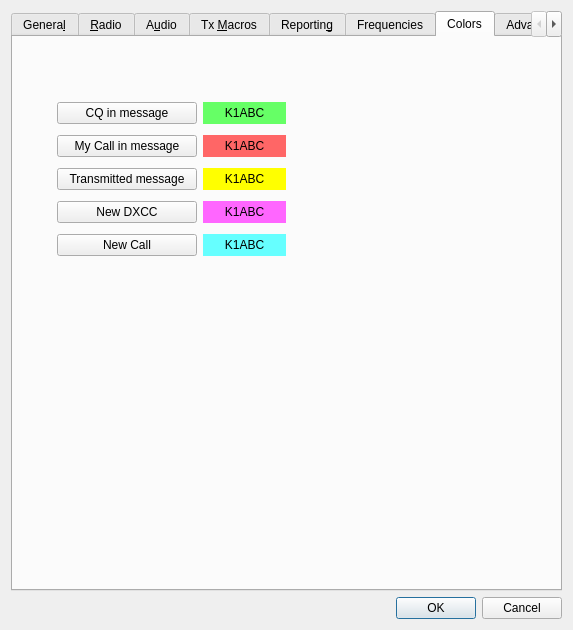
This is Configuration.ui in saitohirga/WSJT-X as Qt 5 draws it before an edit. The edited form follows.
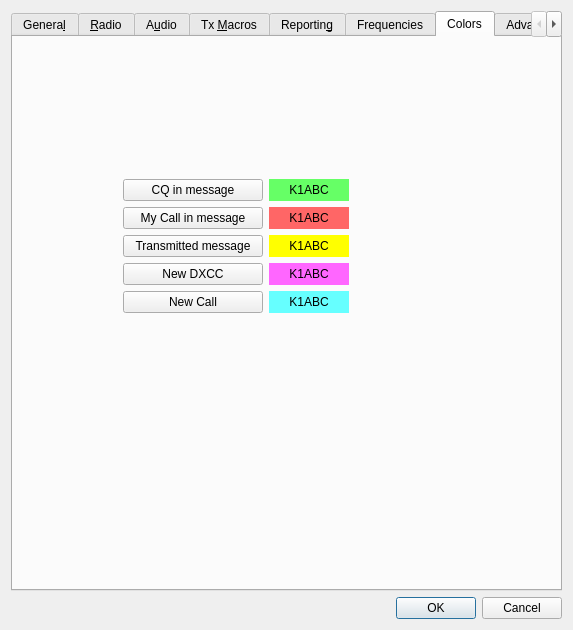
This is the edited form. The open tabs and pages were chosen to show the change.

Commit message:
Minor tidy up of Configuration UI layouts
Remove  redundant layout  on Audio  tab  and used  layout managers  on
Colors tab.

```diff
--- a/Configuration.ui
+++ b/Configuration.ui
@@ -2011,15 +2011,8 @@
       <attribute name="title">
        <string>Colors</string>
       </attribute>
-      <widget class="QWidget" name="layoutWidget1">
-       <property name="geometry">
-        <rect>
-         <x>44</x>
-         <y>60</y>
-         <width>229</width>
-         <height>168</height>
-        </rect>
-       </property>
+      <layout class="QGridLayout" name="gridLayout_5" rowstretch="1,1,2" columnstretch="1,1,2">
+       <item row="1" column="1">
        <layout class="QGridLayout" name="gridLayout_13">
         <item row="0" column="0">
          <widget class="QPushButton" name="pbCQmsg">
@@ -2182,7 +2175,60 @@
          </widget>
         </item>
        </layout>
-      </widget>
+       </item>
+       <item row="0" column="1">
+        <spacer name="verticalSpacer_9">
+         <property name="orientation">
+          <enum>Qt::Vertical</enum>
+         </property>
+         <property name="sizeHint" stdset="0">
+          <size>
+           <width>20</width>
+           <height>40</height>
+          </size>
+         </property>
+        </spacer>
+       </item>
+       <item row="1" column="0">
+        <spacer name="horizontalSpacer_5">
+         <property name="orientation">
+          <enum>Qt::Horizontal</enum>
+         </property>
+         <property name="sizeHint" stdset="0">
+          <size>
+           <width>40</width>
+           <height>20</height>
+          </size>
+         </property>
+        </spacer>
+       </item>
+       <item row="2" column="1">
+        <spacer name="verticalSpacer_10">
+         <property name="orientation">
+          <enum>Qt::Vertical</enum>
+         </property>
+         <property name="sizeHint" stdset="0">
+          <size>
+           <width>20</width>
+           <height>40</height>
+          </size>
+         </property>
+        </spacer>
+       </item>
+       <item row="1" column="2">
+        <spacer name="horizontalSpacer_8">
+         <property name="orientation">
+          <enum>Qt::Horizontal</enum>
+         </property>
+         <property name="sizeHint" stdset="0">
+          <size>
+           <width>40</width>
+           <height>20</height>
+          </size>
+         </property>
+        </spacer>
+       </item>
+      </layout>
      </widget>
      <widget class="QWidget" name="advanced_tab">
       <attribute name="title">
```
Left out of the diff: 62 changed lines with no effect on the pictures. Lines whose indentation alone changed are shown as unchanged.
